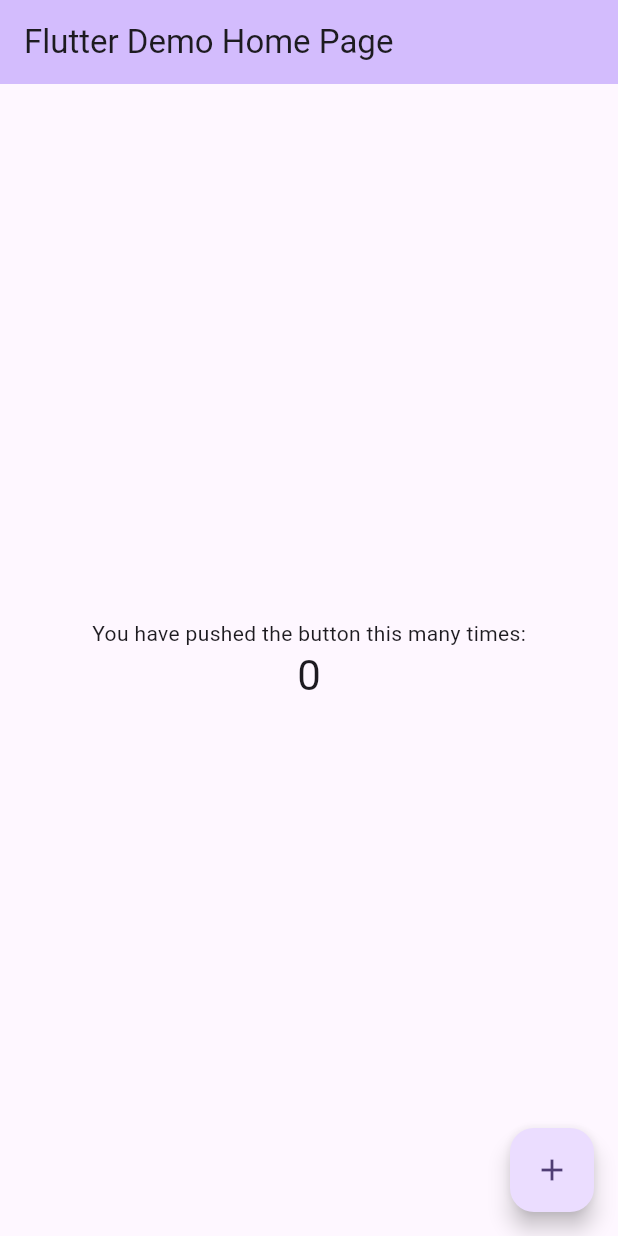
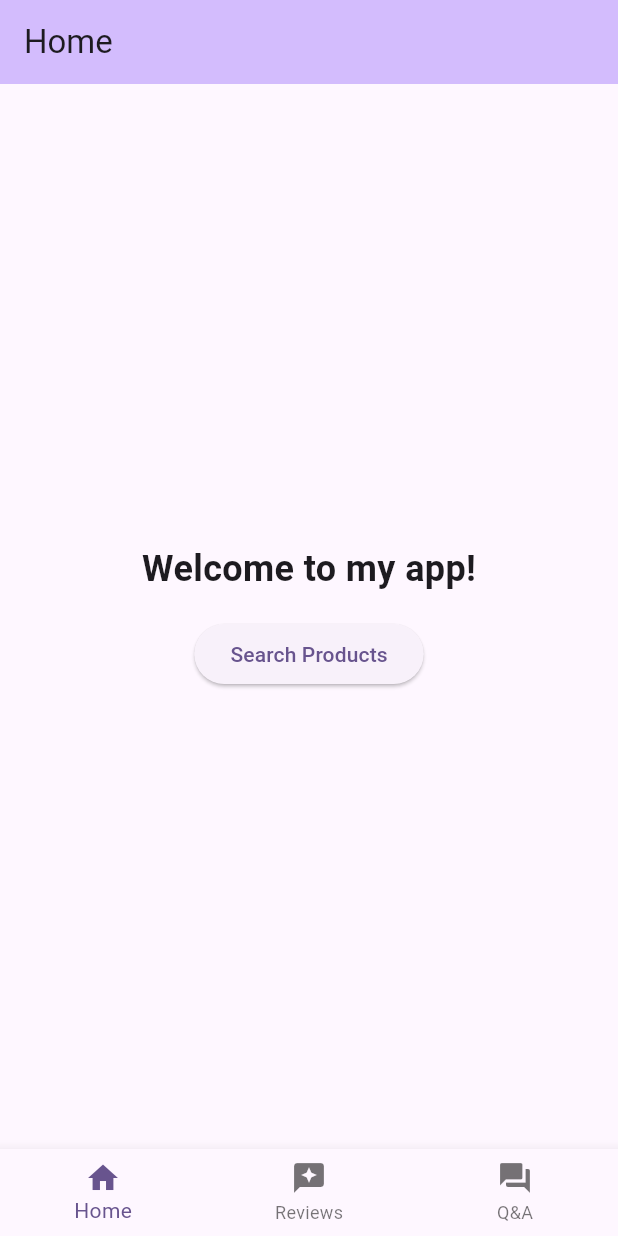
Before and after one commit to HoaxBlade/Just-Doing-Something, a Flutter app: the screen it shows after launch, on a phone screen of 412 x 824 dp. Run offline on Flutter 3.47's test engine with Material 3 defaults, Android fonts, the light colour scheme and no system bars; our stand-ins replace firebase_core; accounts and stored records are empty.

Commit message:
project's initial development, UI development

```diff
--- a/reviewer_app/lib/main.dart
+++ b/reviewer_app/lib/main.dart
@@ -10,11 +10,11 @@ class MyApp extends StatelessWidget {
   @override
   Widget build(BuildContext context) {
     return MaterialApp(
-      title: 'Flutter Demo',
+      title: 'Reviewer',
       theme: ThemeData(
         colorScheme: ColorScheme.fromSeed(seedColor: Colors.deepPurple),
       ),
-      home: const MyHomePage(title: 'Flutter Demo Home Page'),
+      home: const MyHomePage(title: 'Home Page'),
     );
   }
 }
@@ -29,39 +29,97 @@ class MyHomePage extends StatefulWidget {
 }
 
 class _MyHomePageState extends State<MyHomePage> {
-  int _counter = 0;
+  int _selectedIndex = 0;
 
-  void _incrementCounter() {
+  static const List<Widget> _screens = [
+    HomeScreen(),
+    ReviewScreen(),
+    QAScreen(),
+  ];
+
+  void _onItemTapped(int index) {
     setState(() {
-      _counter++;
+      _selectedIndex = index;
     });
   }
 
+  @override
+  // ignore: avoid_types_as_parameter_names
+  Widget build(BuildContext context) {
+    return Scaffold(
+      body: _screens[_selectedIndex],
+      bottomNavigationBar: BottomNavigationBar(
+        items: const <BottomNavigationBarItem>[
+          BottomNavigationBarItem(icon: Icon(Icons.home), label: 'Home'),
+          BottomNavigationBarItem(icon: Icon(Icons.reviews), label: 'Reviews'),
+          BottomNavigationBarItem(
+            icon: Icon(Icons.question_answer),
+            label: 'Q&A',
+          ),
+        ],
+        currentIndex: _selectedIndex,
+        onTap: _onItemTapped,
+      ),
+    );
+  }
+}
+
+class HomeScreen extends StatelessWidget {
+  const HomeScreen({super.key});
   @override
   Widget build(BuildContext context) {
     return Scaffold(
       appBar: AppBar(
         backgroundColor: Theme.of(context).colorScheme.inversePrimary,
 
-        title: Text(widget.title),
+        title: const Text('Home'),
       ),
       body: Center(
         child: Column(
           mainAxisAlignment: MainAxisAlignment.center,
-          children: <Widget>[
-            const Text('You have pushed the button this many times:'),
-            Text(
-              '$_counter',
-              style: Theme.of(context).textTheme.headlineMedium,
+          children: [
+            const Text(
+              'Welcome to my app!',
+              style: TextStyle(fontSize: 24, fontWeight: FontWeight.bold),
+            ),
+            const SizedBox(height: 16),
+            ElevatedButton(
+              onPressed: () {},
+              child: const Text('Search Products'),
             ),
           ],
         ),
       ),
-      floatingActionButton: FloatingActionButton(
-        onPressed: _incrementCounter,
-        tooltip: 'Increment',
-        child: const Icon(Icons.add),
-      ),
     );
   }
 }
+
+class ReviewScreen extends StatelessWidget {
+  const ReviewScreen({super.key});
+
+  @override
+  Widget build(BuildContext context) {
+    return Scaffold(
+      appBar: AppBar(
+        title: const Text('Reviews'),
+        backgroundColor: Theme.of(context).colorScheme.inversePrimary,
+      ),
+      body: const Center(child: Text('Reviews Screen - Coming Soon')),
+    );
+  }
+}
+
+class QAScreen extends StatelessWidget {
+  const QAScreen({super.key});
+
+  @override
+  Widget build(BuildContext context) {
+    return Scaffold(
+      appBar: AppBar(
+        title: const Text('Q&A'),
+        backgroundColor: Theme.of(context).colorScheme.inversePrimary,
+      ),
+      body: const Center(child: Text('Q&A Screen - Coming Soon')),
+    );
+  }
+}
```
